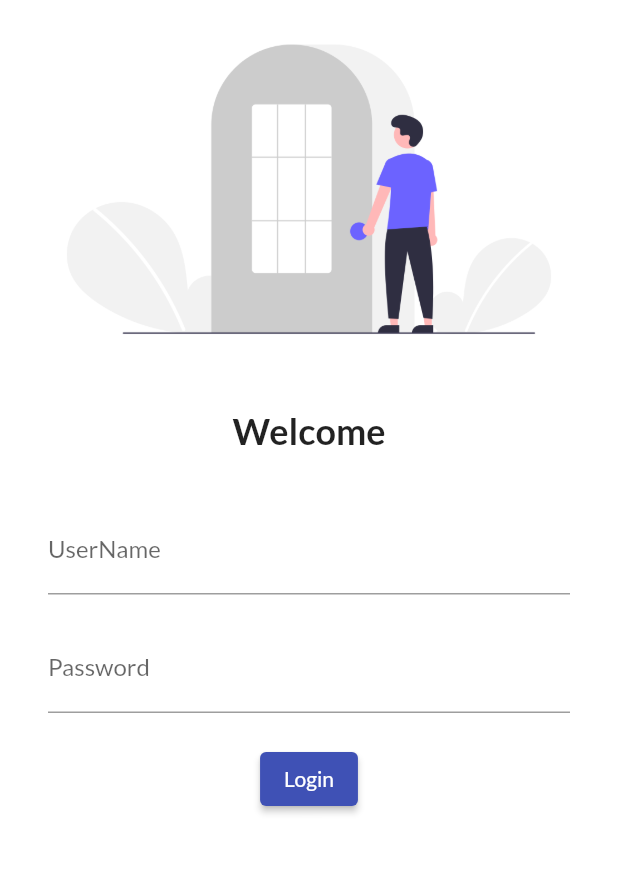
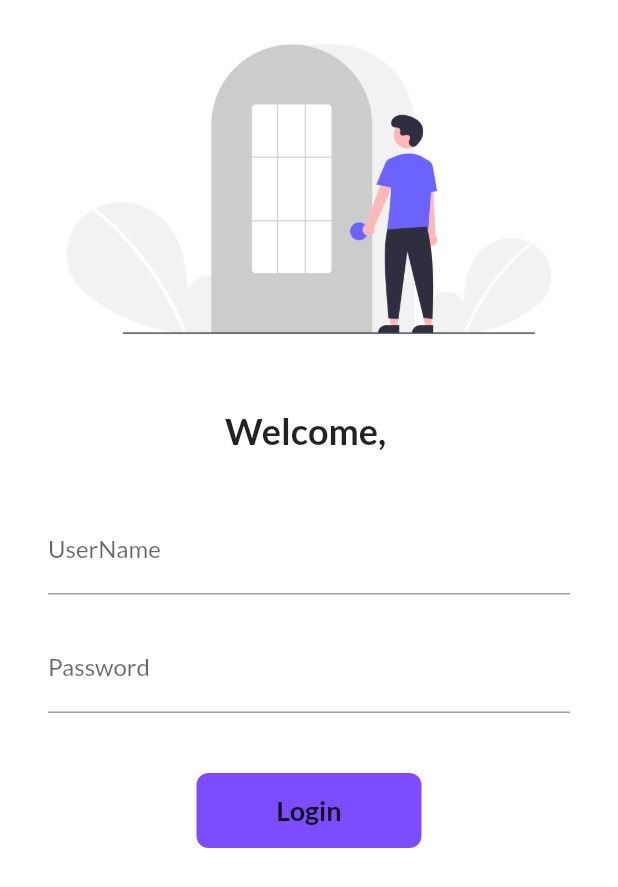
Before and after one commit to notnk/flutter_app, a Flutter app: the screen it shows after launch, on a phone screen of 412 x 824 dp. Shown: the top 887 px of the screen. Run offline on Flutter 3.47's test engine with Material 2 defaults, Android fonts, the phone set to English and light mode, and no system bars; our stand-ins replace google_fonts.

Commit message:
day 6 completed

```diff
--- a/lib/main.dart
+++ b/lib/main.dart
@@ -1,6 +1,7 @@
 import 'package:flutter/material.dart';
 import 'package:google_fonts/google_fonts.dart';
 import 'package:newtest/pages/login.dart';
+import 'package:newtest/utils/routes.dart';
 import 'pages/home.dart';
 
 void main() {
@@ -11,6 +12,7 @@ class TestApp extends StatelessWidget {
   @override
   Widget build(BuildContext context) {
     return MaterialApp(
+      debugShowCheckedModeBanner: false,
       themeMode: ThemeMode.light,
       theme: ThemeData(
         primarySwatch: Colors.indigo,
@@ -20,10 +22,10 @@ class TestApp extends StatelessWidget {
       darkTheme: ThemeData(
         brightness: Brightness.light,
       ),
-      initialRoute: '/login',
+      initialRoute: MyRoutes.loginroute,
       routes: {
-        '/' : (context)=> const Home(),
-        '/login' :(context)=>const Login(),
+        MyRoutes.homeroute : (context)=> const Home(),
+        MyRoutes.loginroute :(context)=>const Login(),
       },
     );
   }
--- a/lib/pages/home.dart
+++ b/lib/pages/home.dart
@@ -10,7 +10,7 @@ class Home extends StatelessWidget {
         title: const Text('title'),
         centerTitle: true,
       ),
-      drawer: const Drawer(),
+      //drawer: const Drawer(),
       body: Center(
         child: Container(
           child: Text("this is outputting the no of  $days"),
--- a/lib/pages/login.dart
+++ b/lib/pages/login.dart
@@ -1,25 +1,35 @@
 import 'package:flutter/material.dart';
 import 'package:flutter/widgets.dart';
+import 'package:newtest/utils/routes.dart';
 
-class Login extends StatelessWidget {
+class Login extends StatefulWidget {
   const Login({Key? key}) : super(key: key);
 
+  @override
+  State<Login> createState() => _LoginState();
+}
+
+class _LoginState extends State<Login> {
+  var name='';
+  bool changeButton = false;
   @override
   Widget build(BuildContext context) {
     return  Material(
       color: Colors.white,
+      child: SingleChildScrollView(
         child: Column(
           children: <Widget>[
             Image.asset('assets/images/login.png',
               fit: BoxFit.cover,
+              //height: 400, //for testing the scrolling effect
             ),
             const SizedBox(
               height: 20,
               //child: Text('test'),
             ),
-          const  Text(
-            "Welcome",
-            style: TextStyle(
+            Text(
+              "Welcome, $name",
+              style: const TextStyle(
                 fontSize: 24,
                 fontWeight: FontWeight.bold,
               ),
@@ -34,6 +44,10 @@ class Login extends StatelessWidget {
                       hintText: 'Enter UserName',
                       labelText: 'UserName'
                     ),
+                    onChanged: (value){
+                      name=value;
+                      setState(() {});
+                    },
                   ),
                   const SizedBox(height: 20,),
                   TextFormField(
@@ -43,18 +57,46 @@ class Login extends StatelessWidget {
                         labelText: 'Password'
                     ),
                   ),
-                const SizedBox(height: 20,),
-                ElevatedButton(
+                  const SizedBox(height: 40,),
+                  InkWell(
+                    onTap: () async {
+                      setState(() {
+                        changeButton = true;
+                      });
+                      await Future.delayed(const Duration(seconds: 1));
+                      Navigator.pushNamed(context, MyRoutes.homeroute);
+                    },
+                    child: AnimatedContainer(
+                      duration: const Duration(seconds: 1),
+                      alignment: Alignment.center,
+                      height: 50,
+                      width: changeButton?50:150,
+                      //color: Colors.deepPurpleAccent,
+                      child: changeButton ? const Icon(Icons.done): const Text(
+                        'Login',
+                        style: TextStyle(
+                          fontWeight: FontWeight.bold,
+                          fontSize: 18,
+                        ),
+                      ),
+                      decoration:  BoxDecoration(
+                        borderRadius: BorderRadius.circular(changeButton?50:8),
+                        color: Colors.deepPurpleAccent,
+                      ),
+                    ),
+                  ),
+                  /*ElevatedButton(
                       onPressed:(){
-                      print('enterred');
+                        Navigator.pushNamed(context, MyRoutes.homeroute);
                       },
-                    child:Text('Login'),
-                    style: TextButton.styleFrom(),
-                ),
+                      child:const Text('Login'),
+                      style: TextButton.styleFrom(minimumSize: const Size(150,50),),
+                  ),*/
                 ],
               ),
             ),
           ],
+        ),
       )
     );
   }
--- /dev/null
+++ b/lib/utils/routes.dart
@@ -0,0 +1,4 @@
+class MyRoutes{
+  static String loginroute='/';
+  static String homeroute='home';
+}
```
Lines whose indentation alone changed are shown as unchanged.
